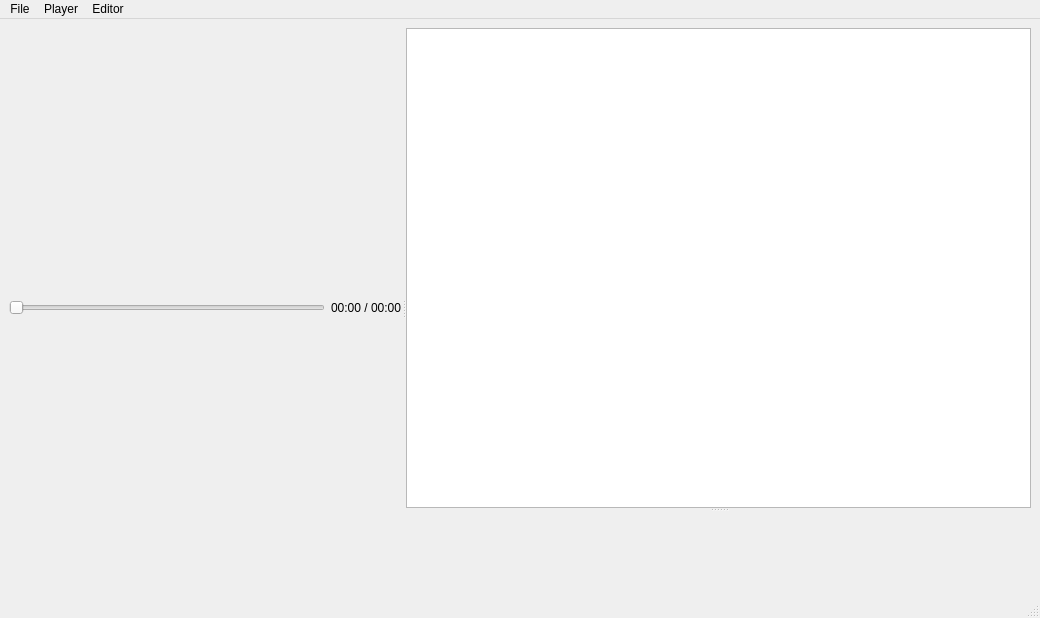
The window that tool.ui (jatindalal/asr-post-editor) describes before a commit, drawn with Qt 5.
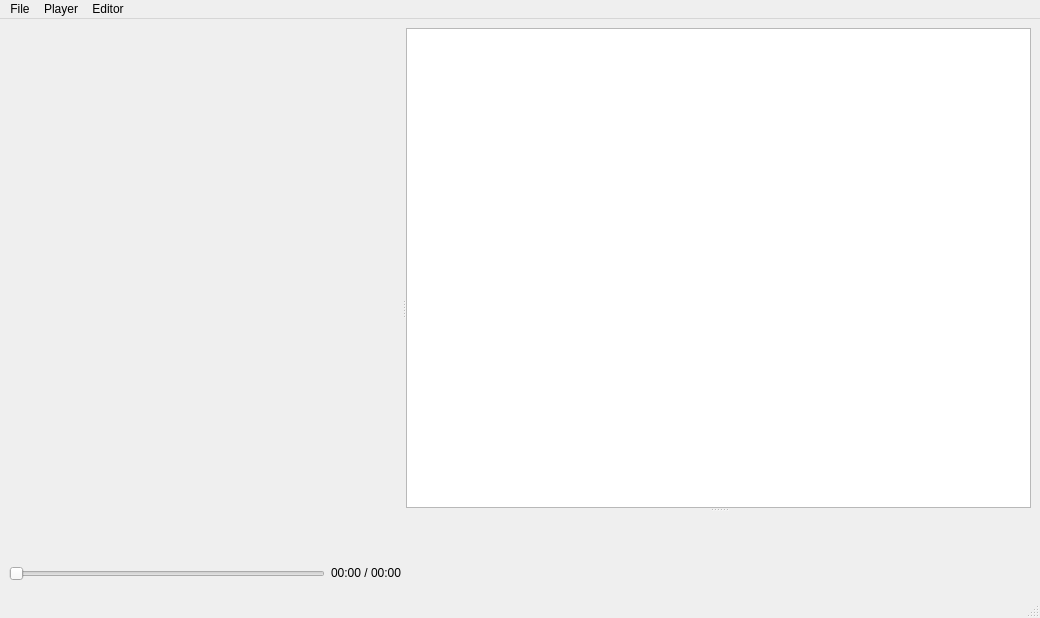
The same window after the commit. Custom widgets are drawn as their Qt base class.

Commit message: Enable text edit zoom, layout of player controls

What changed in the file:
```diff
--- a/tool.ui
+++ b/tool.ui
@@ -27,6 +27,9 @@
         </item>
         <item>
          <layout class="QHBoxLayout" name="horizontalLayout">
+          <property name="sizeConstraint">
+           <enum>QLayout::SetMaximumSize</enum>
+          </property>
           <item>
            <widget class="QSlider" name="slider_position">
             <property name="orientation">
@@ -36,6 +39,12 @@
           </item>
           <item>
            <widget class="QLabel" name="label_position">
+            <property name="sizePolicy">
+             <sizepolicy hsizetype="Preferred" vsizetype="Maximum">
+              <horstretch>0</horstretch>
+              <verstretch>0</verstretch>
+             </sizepolicy>
+            </property>
             <property name="text">
              <string>00:00 / 00:00</string>
             </property>
@@ -44,7 +53,14 @@
          </layout>
         </item>
         <item>
-         <widget class="PlayerControls" name="m_playerControls" native="true"/>
+         <widget class="PlayerControls" name="m_playerControls" native="true">
+          <property name="sizePolicy">
+           <sizepolicy hsizetype="Preferred" vsizetype="Maximum">
+            <horstretch>0</horstretch>
+            <verstretch>0</verstretch>
+           </sizepolicy>
+          </property>
+         </widget>
         </item>
        </layout>
       </widget>
```
The commit also changes 2 other files.
